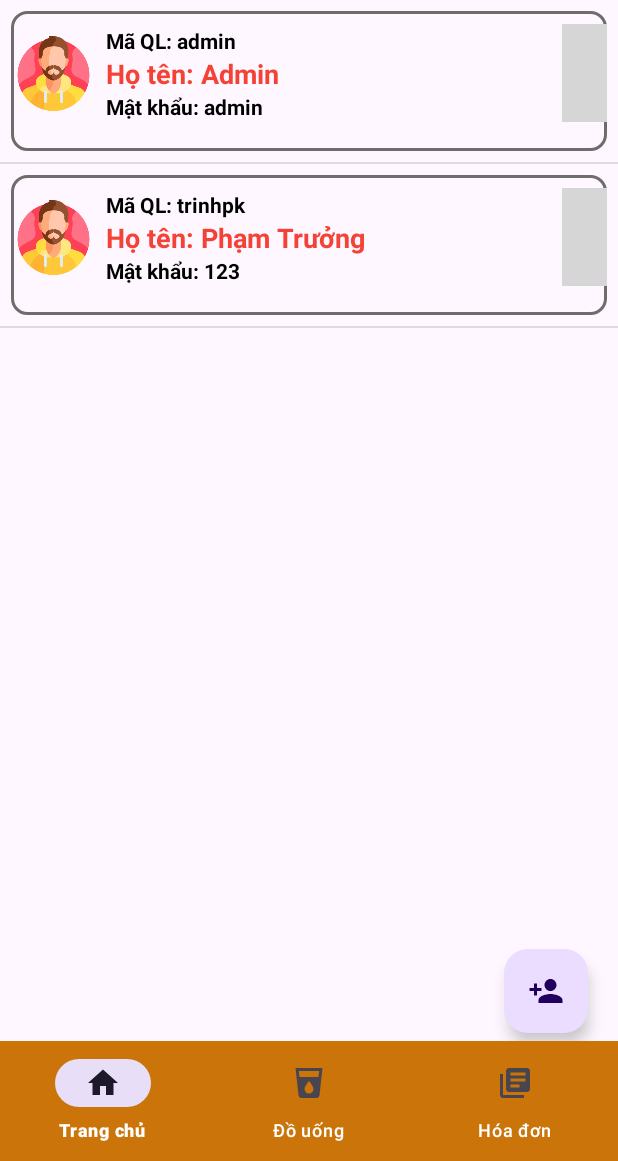
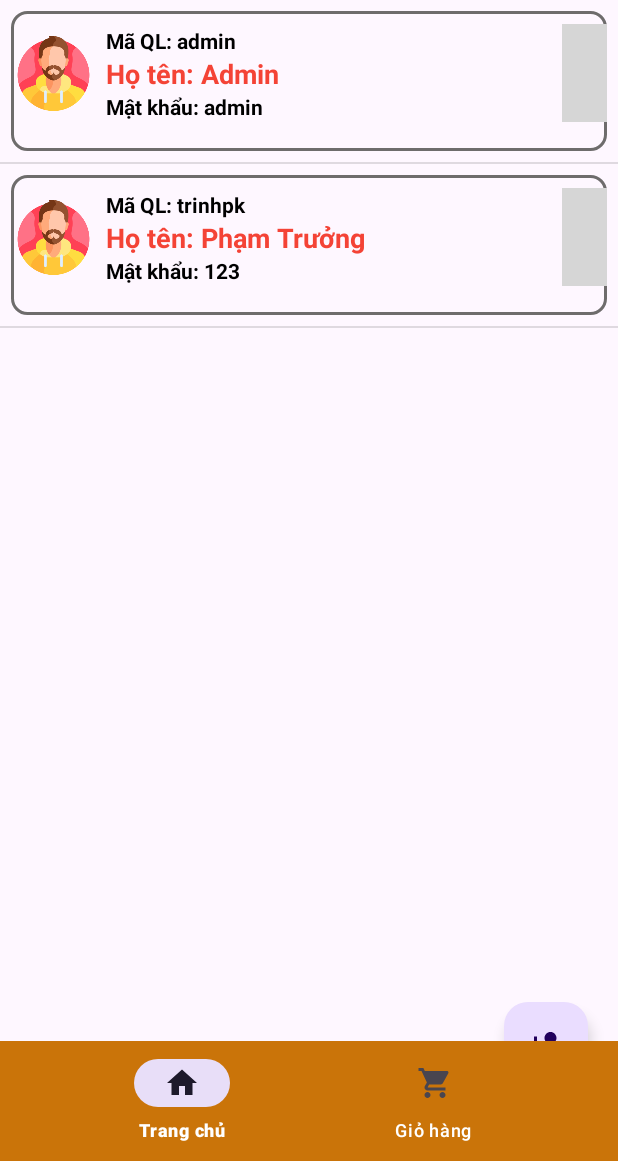
Before and after one commit to Quyetdz2044444/CafeBui, an Android app: the fragment AddUser_Fragment placed in its activity, on a phone screen of 412 x 824 dp, the part 75-1236 px from its top. Run offline under Robolectric (Android 15) with nearby library versions, the phone set to English and light mode, and no system bars; 6 statements that could not run were skipped; grey boxes are pictures that could not be loaded.

Commit message:
xử lí menu main

```diff
--- /dev/null
+++ b/app/src/main/res/drawable/donhang.xml
@@ -0,0 +1,5 @@
+<vector android:height="24dp" android:tint="#474343"
+    android:viewportHeight="24" android:viewportWidth="24"
+    android:width="24dp" xmlns:android="http://schemas.android.com/apk/res/android">
+    <path android:fillColor="@android:color/white" android:pathData="M18,2H6c-1.1,0 -2,0.9 -2,2v16c0,1.1 0.9,2 2,2h12c1.1,0 2,-0.9 2,-2V4c0,-1.1 -0.9,-2 -2,-2zM6,4h5v8l-2.5,-1.5L6,12V4z"/>
+</vector>
--- /dev/null
+++ b/app/src/main/res/drawable/giohang.xml
@@ -0,0 +1,5 @@
+<vector android:height="24dp" android:tint="#474343"
+    android:viewportHeight="24" android:viewportWidth="24"
+    android:width="24dp" xmlns:android="http://schemas.android.com/apk/res/android">
+    <path android:fillColor="@android:color/white" android:pathData="M7,18c-1.1,0 -1.99,0.9 -1.99,2S5.9,22 7,22s2,-0.9 2,-2 -0.9,-2 -2,-2zM1,2v2h2l3.6,7.59 -1.35,2.45c-0.16,0.28 -0.25,0.61 -0.25,0.96 0,1.1 0.9,2 2,2h12v-2L7.42,15c-0.14,0 -0.25,-0.11 -0.25,-0.25l0.03,-0.12 0.9,-1.63h7.45c0.75,0 1.41,-0.41 1.75,-1.03l3.58,-6.49c0.08,-0.14 0.12,-0.31 0.12,-0.48 0,-0.55 -0.45,-1 -1,-1L5.21,4l-0.94,-2L1,2zM17,18c-1.1,0 -1.99,0.9 -1.99,2s0.89,2 1.99,2 2,-0.9 2,-2 -0.9,-2 -2,-2z"/>
+</vector>
--- /dev/null
+++ b/app/src/main/res/drawable/infotaikhoan.xml
@@ -0,0 +1,7 @@
+<vector android:height="24dp" android:tint="#474343"
+    android:viewportHeight="24" android:viewportWidth="24"
+    android:width="24dp" xmlns:android="http://schemas.android.com/apk/res/android">
+    <path android:fillColor="@android:color/white" android:pathData="M10,8m-4,0a4,4 0,1 1,8 0a4,4 0,1 1,-8 0"/>
+    <path android:fillColor="@android:color/white" android:pathData="M10.67,13.02C10.45,13.01 10.23,13 10,13c-2.42,0 -4.68,0.67 -6.61,1.82C2.51,15.34 2,16.32 2,17.35V20h9.26C10.47,18.87 10,17.49 10,16C10,14.93 10.25,13.93 10.67,13.02z"/>
+    <path android:fillColor="@android:color/white" android:pathData="M20.75,16c0,-0.22 -0.03,-0.42 -0.06,-0.63l1.14,-1.01l-1,-1.73l-1.45,0.49c-0.32,-0.27 -0.68,-0.48 -1.08,-0.63L18,11h-2l-0.3,1.49c-0.4,0.15 -0.76,0.36 -1.08,0.63l-1.45,-0.49l-1,1.73l1.14,1.01c-0.03,0.21 -0.06,0.41 -0.06,0.63s0.03,0.42 0.06,0.63l-1.14,1.01l1,1.73l1.45,-0.49c0.32,0.27 0.68,0.48 1.08,0.63L16,21h2l0.3,-1.49c0.4,-0.15 0.76,-0.36 1.08,-0.63l1.45,0.49l1,-1.73l-1.14,-1.01C20.72,16.42 20.75,16.22 20.75,16zM17,18c-1.1,0 -2,-0.9 -2,-2s0.9,-2 2,-2s2,0.9 2,2S18.1,18 17,18z"/>
+</vector>
--- /dev/null
+++ b/app/src/main/res/drawable/lsmuahang.xml
@@ -0,0 +1,5 @@
+<vector android:height="24dp" android:tint="#474343"
+    android:viewportHeight="24" android:viewportWidth="24"
+    android:width="24dp" xmlns:android="http://schemas.android.com/apk/res/android">
+    <path android:fillColor="@android:color/white" android:pathData="M13,3c-4.97,0 -9,4.03 -9,9L1,12l3.89,3.89 0.07,0.14L9,12L6,12c0,-3.87 3.13,-7 7,-7s7,3.13 7,7 -3.13,7 -7,7c-1.93,0 -3.68,-0.79 -4.94,-2.06l-1.42,1.42C8.27,19.99 10.51,21 13,21c4.97,0 9,-4.03 9,-9s-4.03,-9 -9,-9zM12,8v5l4.28,2.54 0.72,-1.21 -3.5,-2.08L13.5,8L12,8z"/>
+</vector>
--- a/app/src/main/res/layout/fragment_add_user_.xml
+++ b/app/src/main/res/layout/fragment_add_user_.xml
@@ -17,7 +17,7 @@
         android:layout_height="wrap_content"
         android:layout_gravity="bottom|right"
         android:layout_marginEnd="20dp"
-        android:layout_marginBottom="85dp"
+        android:layout_marginBottom="50dp"
         android:src="@drawable/ic_adduser"
          />
 
--- a/app/src/main/res/menu/bottom_nav.xml
+++ b/app/src/main/res/menu/bottom_nav.xml
@@ -6,11 +6,7 @@
         android:title="Trang chủ" />
 
     <item
-        android:id="@+id/bottom_douong"
-        android:icon="@drawable/douong"
-        android:title="Đồ uống" />
-    <item
-        android:id="@+id/bottom_hoadon"
-        android:icon="@drawable/hoadon"
-        android:title="Hóa đơn" />
+        android:id="@+id/bottom_giohang"
+        android:icon="@drawable/giohang"
+        android:title="Giỏ hàng " />
 </menu>
--- a/app/src/main/res/menu/drawer_view.xml
+++ b/app/src/main/res/menu/drawer_view.xml
@@ -7,17 +7,36 @@
                 <item
                     android:id="@+id/nav_HoaDon"
                     android:icon="@drawable/hoadon"
-                    android:title="Quản lý hóa đơn" />
+                    android:title="Quản lý hóa đơn"
+                    android:visible="false" />
                 <item
                     android:id="@+id/nav_DoUong"
                     android:icon="@drawable/douong"
-                    android:title="Quản lý đồ uống" />
+                    android:title="Quản lý đồ uống"
+                    android:visible="false"
+                    />
 
 
                 <item
                     android:id="@+id/nav_KhachHang"
-                    android:icon="@drawable/nhanvien"
-                    android:title="Quản lý khách hàng" />
+                    android:icon="@drawable/khachhang"
+                    android:title="Quản lý khách hàng"
+                    android:visible="false" />
+                <item
+                    android:id="@+id/nav_DonHang"
+                    android:icon="@drawable/khachhang"
+                    android:title="Quản lý đơn hàng"
+                    android:visible="false" />
+                <item
+                    android:id="@+id/nav_GioHang"
+                    android:icon="@drawable/giohang"
+                    android:title="Quản lý giỏ hàng"
+                    android:visible="false" />
+                <item
+                    android:id="@+id/nav_LichSuMua"
+                    android:icon="@drawable/lsmuahang"
+                    android:title="Lịch sử mua hàng"
+                    android:visible="false" />
             </menu>
         </item>
 
@@ -27,11 +46,13 @@
                 <item
                     android:id="@+id/sub_Top"
                     android:icon="@drawable/ic_top"
-                    android:title="5 đồ uống hot trend" />
+                    android:title="5 đồ uống hot trend"
+                  />
                 <item
                     android:id="@+id/sub_DoanhThu"
                     android:icon="@drawable/ic_money"
-                    android:title="Doanh thu" />
+                    android:title="Doanh thu"
+                    android:visible="false" />
             </menu>
         </item>
 
@@ -42,6 +63,11 @@
                     android:id="@+id/sub_AddUser"
                     android:icon="@drawable/ic_adduser"
                     android:title="Thêm tài khoản"
+                    android:visible="false" />
+                <item
+                    android:id="@+id/sub_InfoAccount"
+                    android:icon="@drawable/infotaikhoan"
+                    android:title="Thông tin tài khoản"
                     android:visible="false" />
 
                 <item
```
Also changed, not shown: app/src/main/java/quyettvph35419/fpoly/cafebuipho/Fragment/DonHang_Fragment.java (added, +28 -0 lines), app/src/main/java/quyettvph35419/fpoly/cafebuipho/Fragment/GioHang_Fragment.java (added, +27 -0 lines), app/src/main/java/quyettvph35419/fpoly/cafebuipho/Fragment/LichSuMuaHang_Fragment.java (added, +27 -0 lines), app/src/main/java/quyettvph35419/fpoly/cafebuipho/MainActivity.java (+38 -9 lines), app/src/main/res/layout/fragment_don_hang_.xml (added, +14 -0 lines), app/src/main/res/layout/fragment_gio_hang_.xml (added, +14 -0 lines), app/src/main/res/layout/fragment_lich_su_mua_hang_.xml (added, +14 -0 lines), app/src/main/res/layout/nav_header.xml (+8 -6 lines), app/src/main/res/drawable/khachhang.xml (renamed from app/src/main/res/drawable/nhanvien.xml).
